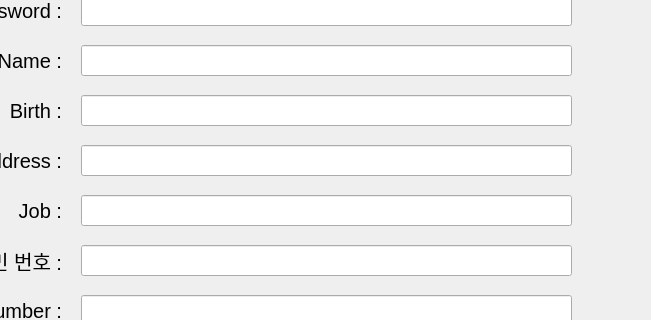
Qt form UI/SignUp.ui (723poil/CIMS_project) before a commit; both pictures show x 149 to 800 and y 175 to 495 of the 800 by 600 pixel window.
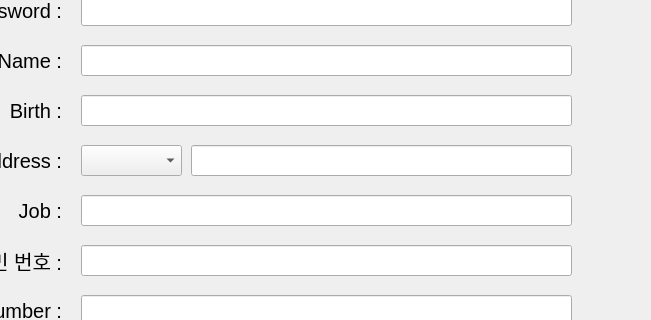
The same form after that commit.

The edit to the form file:
```diff
--- a/UI/SignUp.ui
+++ b/UI/SignUp.ui
@@ -134,9 +134,9 @@
   <widget class="QLineEdit" name="AddressLine">
    <property name="geometry">
     <rect>
-     <x>230</x>
+     <x>340</x>
      <y>320</y>
-     <width>491</width>
+     <width>381</width>
      <height>31</height>
     </rect>
    </property>
@@ -314,6 +314,16 @@
     <set>Qt::AlignRight|Qt::AlignTrailing|Qt::AlignVCenter</set>
    </property>
   </widget>
+  <widget class="QComboBox" name="regionSelect">
+   <property name="geometry">
+    <rect>
+     <x>230</x>
+     <y>320</y>
+     <width>101</width>
+     <height>31</height>
+    </rect>
+   </property>
+  </widget>
  </widget>
  <resources/>
  <connections/>
```
